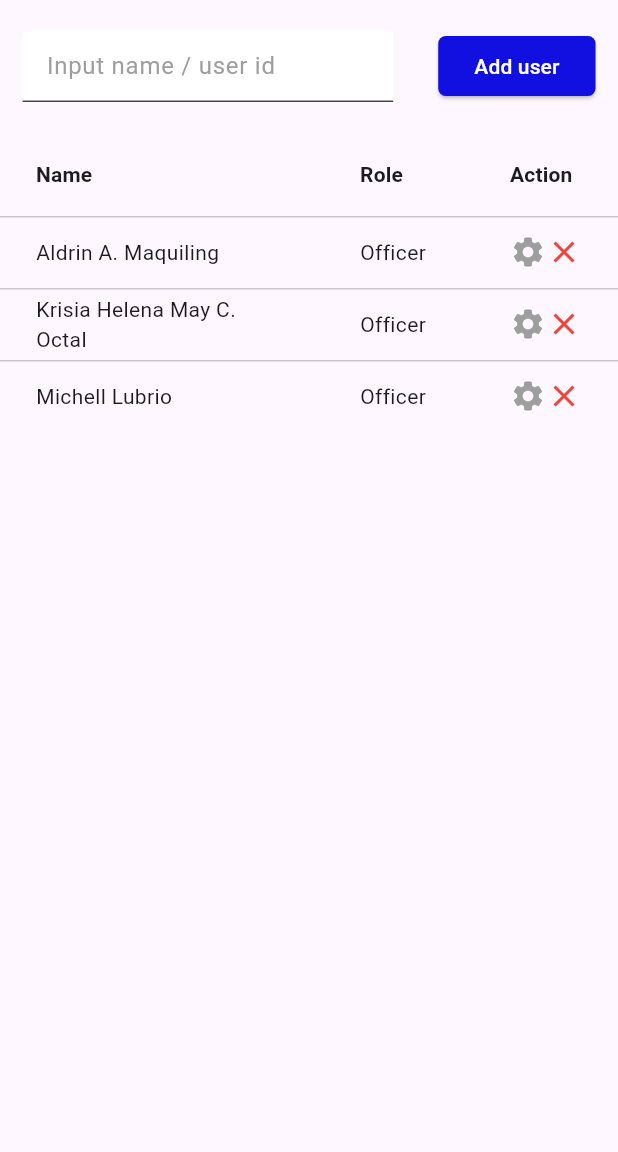
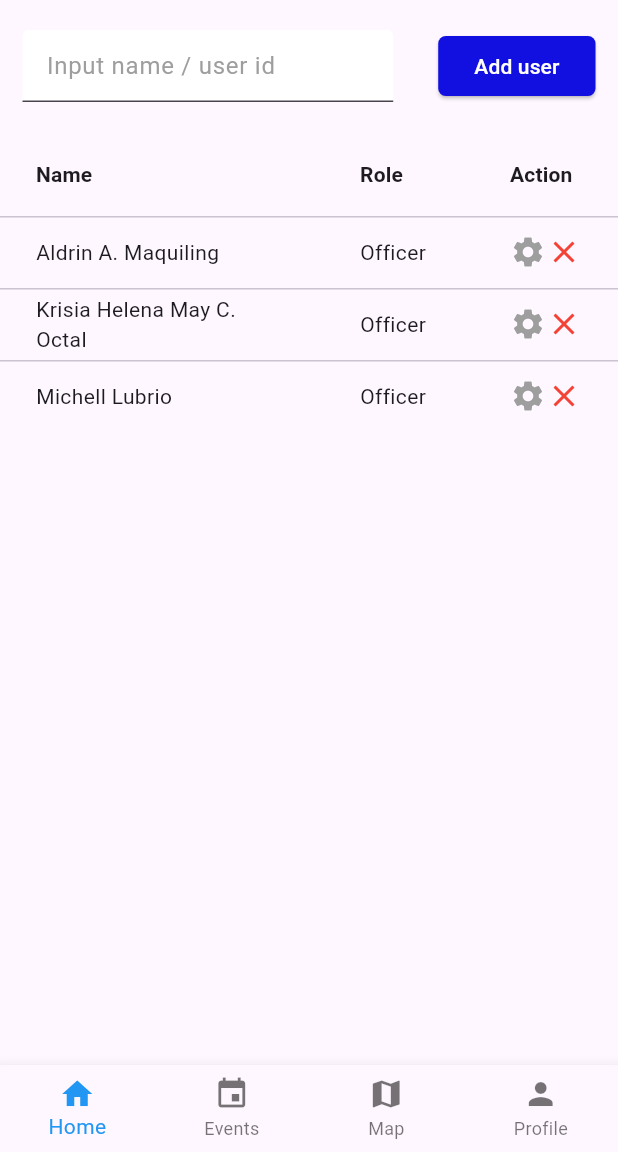
Before and after one commit to aldrinMaq/flutter-user-management, a Flutter app: the screen it shows after launch, on a phone screen of 412 x 824 dp, the part 84-1236 px from its top. Run offline on Flutter 3.47's test engine with Material 3 defaults, Android fonts, the phone set to English and light mode, and no system bars.

Commit message:
add navbar

```diff
--- a/lib/main.dart
+++ b/lib/main.dart
@@ -9,12 +9,68 @@ void main() {
 class MyApp extends StatelessWidget {
   const MyApp({super.key});
 
-  // This widget is the root of your application.
   @override
   Widget build(BuildContext context) {
-    return const MaterialApp(
+    return MaterialApp(
       debugShowCheckedModeBanner: false,
-      home: OfficerPage(),
+      home: const MainScreen(),
     );
   }
 }
+
+class MainScreen extends StatefulWidget {
+  const MainScreen({Key? key}) : super(key: key);
+
+  @override
+  _MainScreenState createState() => _MainScreenState();
+}
+
+class _MainScreenState extends State<MainScreen> {
+  int _selectedIndex = 0;
+
+  static const List<Widget> _widgetOptions = <Widget>[
+    OfficerPage(),
+    Text('Events'),
+    Text('Map'),
+    Text('Profile'),
+  ];
+
+  void _onItemTapped(int index) {
+    setState(() {
+      _selectedIndex = index;
+    });
+  }
+
+  @override
+  Widget build(BuildContext context) {
+    return Scaffold(
+      body: Center(
+        child: _widgetOptions.elementAt(_selectedIndex),
+      ),
+      bottomNavigationBar: BottomNavigationBar(
+        type: BottomNavigationBarType.fixed,
+        items: const <BottomNavigationBarItem>[
+          BottomNavigationBarItem(
+            icon: Icon(Icons.home),
+            label: 'Home',
+          ),
+          BottomNavigationBarItem(
+            icon: Icon(Icons.event),
+            label: 'Events',
+          ),
+          BottomNavigationBarItem(
+            icon: Icon(Icons.map),
+            label: 'Map',
+          ),
+          BottomNavigationBarItem(
+            icon: Icon(Icons.person),
+            label: 'Profile',
+          ),
+        ],
+        currentIndex: _selectedIndex,
+        selectedItemColor: Colors.blue,
+        onTap: _onItemTapped,
+      ),
+    );
+  }
+}
```
